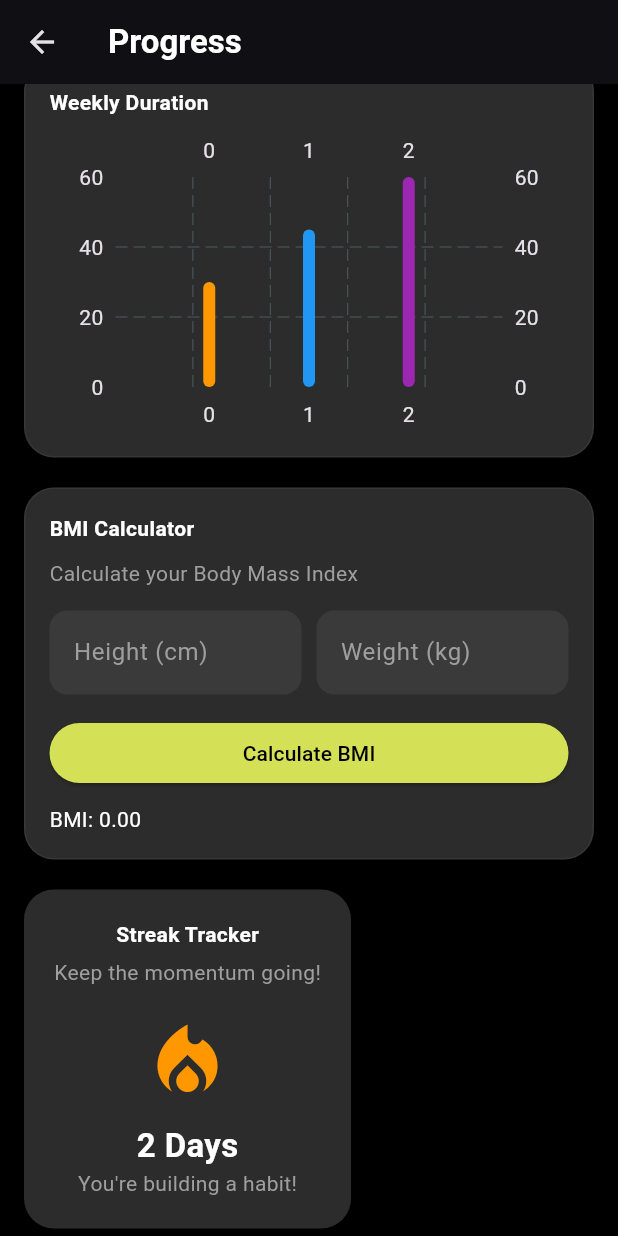
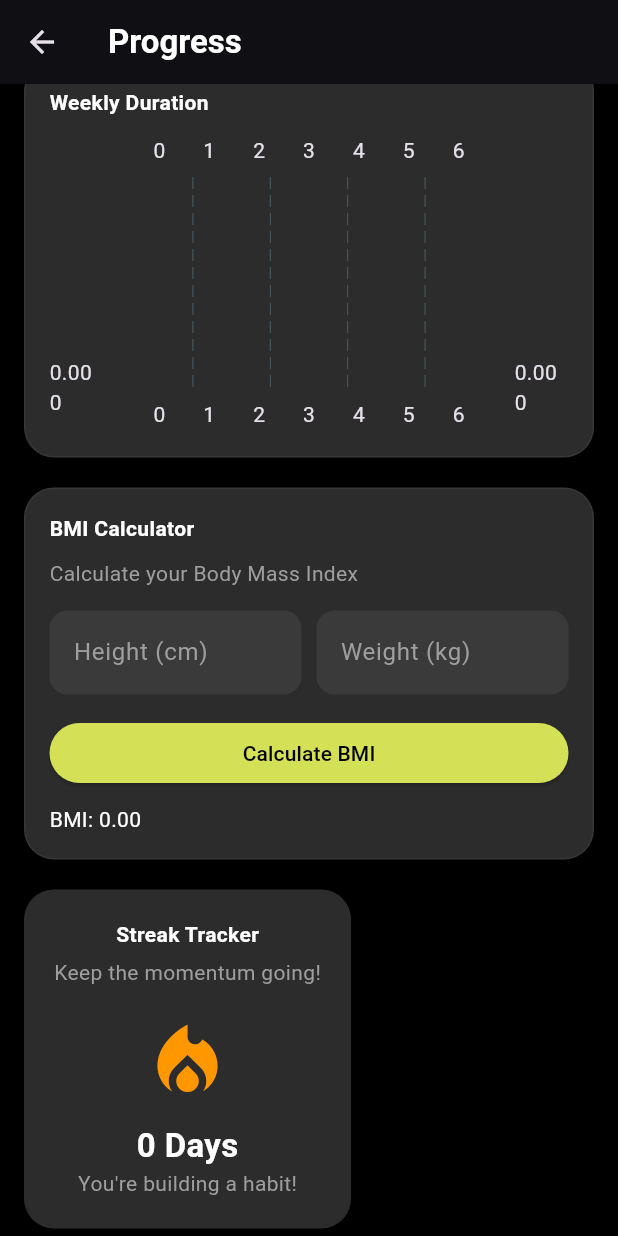
Before and after one commit to leealvin676/lockinApp, a Flutter app: the ProgressPage screen opened directly, scrolled down 576 dp, on a phone screen of 412 x 824 dp. Run offline on Flutter 3.47's test engine with Material 3 defaults, Android fonts, the phone set to English and light mode, and no system bars; drawn by our look-alikes of fl_chart; our stand-ins replace shared_preferences, sqflite, supabase_flutter; accounts and stored records are empty.

Commit message:
integrate progress

```diff
--- a/lib/MainNavigation.dart
+++ b/lib/MainNavigation.dart
@@ -1,5 +1,6 @@
 import 'package:flutter/material.dart';
 import 'screen/home_screen.dart';
+import 'screen/progress/progress_page.dart';
 
 class MainNavigation extends StatefulWidget {
   const MainNavigation({super.key});
@@ -14,7 +15,7 @@ class _MainNavigationState extends State<MainNavigation> {
   final pages = [
     const HomeScreen(),
     const Center(child: Text("Workout", style: TextStyle(color: Colors.white))),
-    const Center(child: Text("Progress", style: TextStyle(color: Colors.white))),
+    const ProgressPage(),
     const Center(child: Text("Profile", style: TextStyle(color: Colors.white))),
   ];
 
--- a/lib/screen/progress/progress_page.dart
+++ b/lib/screen/progress/progress_page.dart
@@ -1,5 +1,6 @@
 import 'package:flutter/material.dart';
 import 'package:fl_chart/fl_chart.dart';
+import '/services/db_helper.dart';
 
 const bgColor = Colors.black;
 const cardColor = Color(0xFF2C2C2C);
@@ -15,13 +16,62 @@ class ProgressPage extends StatefulWidget {
 }
 
 class _ProgressPageState extends State<ProgressPage> {
+
+  List<double> weeklyCalories = List.filled(7, 0);
+  List<double> weeklyMinutes = List.filled(7, 0);
+
+  int totalMinutes = 0;
+  int totalCalories = 0;
+  int streak = 0;
+  bool isLoading = true;
+
+  @override
+  void initState() {
+    super.initState();
+    loadProgress();
+  }
+
+  Future<void> loadProgress() async {
+    final data = await DBHelper().getWorkouts();
+
+    int minutes = 0;
+    int calories = 0;
+
+    List<double> tempCalories = List.filled(7, 0);
+    List<double> tempMinutes = List.filled(7, 0);
+
+    for (var w in data) {
+      final duration = (w['duration'] as int? ?? 0);
+      final date = DateTime.tryParse(w['date'] ?? '');
+
+      minutes += duration;
+      calories += duration * 5;
+
+      if (date != null) {
+        int dayIndex = date.weekday - 1; // Mon=0
+
+        tempMinutes[dayIndex] += duration;
+        tempCalories[dayIndex] += duration * 5;
+      }
+    }
+
+    setState(() {
+      totalMinutes = minutes;
+      totalCalories = calories;
+      streak = data.length;
+
+      weeklyCalories = tempCalories;
+      weeklyMinutes = tempMinutes;
+
+      isLoading = false;
+    });
+  }
   int selected = 0;
 
   TextEditingController heightController = TextEditingController();
   TextEditingController weightController = TextEditingController();
 
   double bmi = 0;
-  int streak = 2;
 
   void calculateBMI() {
     double h = double.tryParse(heightController.text) ?? 0;
@@ -87,9 +137,9 @@ class _ProgressPageState extends State<ProgressPage> {
     return Row(
       mainAxisAlignment: MainAxisAlignment.spaceBetween,
       children: [
-        _card(Icons.local_fire_department, "750", "Week\nCalories", Colors.orange),
-        _card(Icons.timer, "145", "Week\nMinutes", Colors.blue),
-        _card(Icons.bolt, "2", "Day\nStreak", Colors.purple),
+        _card(Icons.local_fire_department, "$totalCalories", "Week\nCalories", Colors.orange),
+        _card(Icons.timer, "$totalMinutes", "Week\nMinutes", Colors.blue),
+        _card(Icons.bolt, "$streak", "Day\nStreak", Colors.purple),
       ],
     );
   }
@@ -191,14 +241,9 @@ class _ProgressPageState extends State<ProgressPage> {
             isCurved: true,
             color: Colors.blue,
             barWidth: 3,
-            spots: [
-              FlSpot(0, 0),
-              FlSpot(1, 0),
-              FlSpot(2, 0),
-              FlSpot(3, 100),
-              FlSpot(4, 150),
-              FlSpot(5, 450),
-            ],
+            spots: List.generate(7, (index) {
+              return FlSpot(index.toDouble(), weeklyCalories[index]);
+            }),
           ),
         ],
       ),
@@ -217,17 +262,17 @@ class _ProgressPageState extends State<ProgressPage> {
       BarChartData(
         gridData: FlGridData(show: true),
         borderData: FlBorderData(show: false),
-        barGroups: [
-          BarChartGroupData(
-              x: 0,
-              barRods: [BarChartRodData(toY: 30, color: Colors.orange)]),
-          BarChartGroupData(
-              x: 1,
-              barRods: [BarChartRodData(toY: 45, color: Colors.blue)]),
-          BarChartGroupData(
-              x: 2,
-              barRods: [BarChartRodData(toY: 60, color: Colors.purple)]),
-        ],
+        barGroups: List.generate(7, (index) {
+          return BarChartGroupData(
+            x: index,
+            barRods: [
+              BarChartRodData(
+                toY: weeklyMinutes[index],
+                color: Colors.orange,
+              ),
+            ],
+          );
+        }),
       ),
     );
   }
--- a/pubspec.yaml
+++ b/pubspec.yaml
@@ -10,7 +10,6 @@ dependencies:
   fl_chart: ^1.2.0
   flutter:
     sdk: flutter
-  path: ^1.9.1
 
 
   cupertino_icons: ^1.0.2
```
Also changed, not shown: pubspec.lock.
